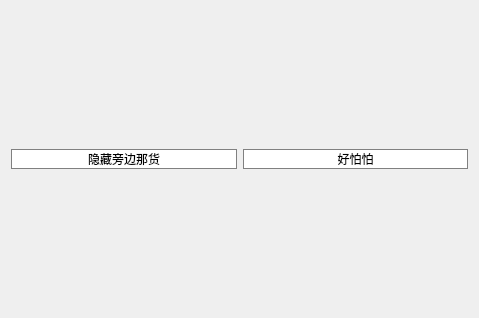
This is Gui/widget.ui in xtuer/Qt as Qt 5 draws it before an edit. The edited form follows.
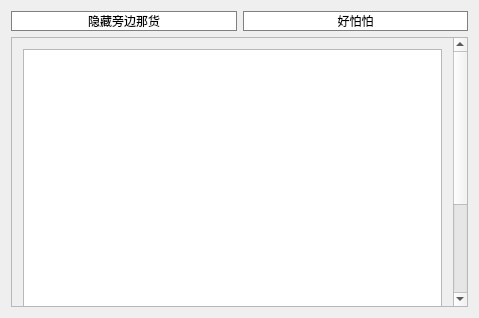
This is the edited form.

```diff
--- a/Gui/widget.ui
+++ b/Gui/widget.ui
@@ -35,6 +35,42 @@
      </property>
     </widget>
    </item>
+   <item row="0" column="0">
+    <widget class="QPushButton" name="pushButton">
+     <property name="text">
+      <string>隐藏旁边那货</string>
+     </property>
+    </widget>
+   </item>
+   <item row="1" column="0" colspan="2">
+    <widget class="QScrollArea" name="scrollArea">
+     <property name="widgetResizable">
+      <bool>true</bool>
+     </property>
+     <widget class="QWidget" name="scrollAreaWidgetContents">
+      <property name="geometry">
+       <rect>
+        <x>0</x>
+        <y>0</y>
+        <width>453</width>
+        <height>424</height>
+       </rect>
+      </property>
+      <layout class="QGridLayout" name="gridLayout_2">
+       <item row="0" column="0">
+        <widget class="QTextEdit" name="textEdit">
+         <property name="minimumSize">
+          <size>
+           <width>0</width>
+           <height>400</height>
+          </size>
+         </property>
+        </widget>
+       </item>
+      </layout>
+     </widget>
+    </widget>
+   </item>
   </layout>
  </widget>
  <layoutdefault spacing="6" margin="11"/>
```
Left out of the diff: 7 changed lines with no effect on the pictures.
